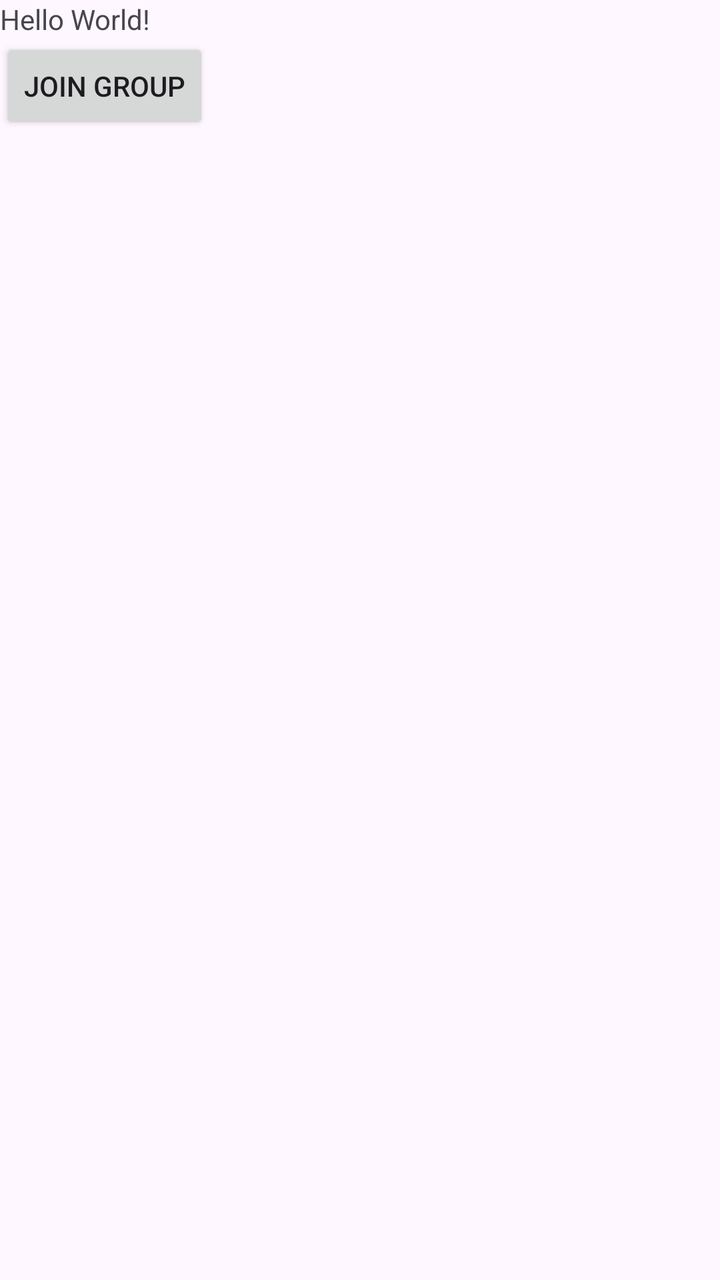
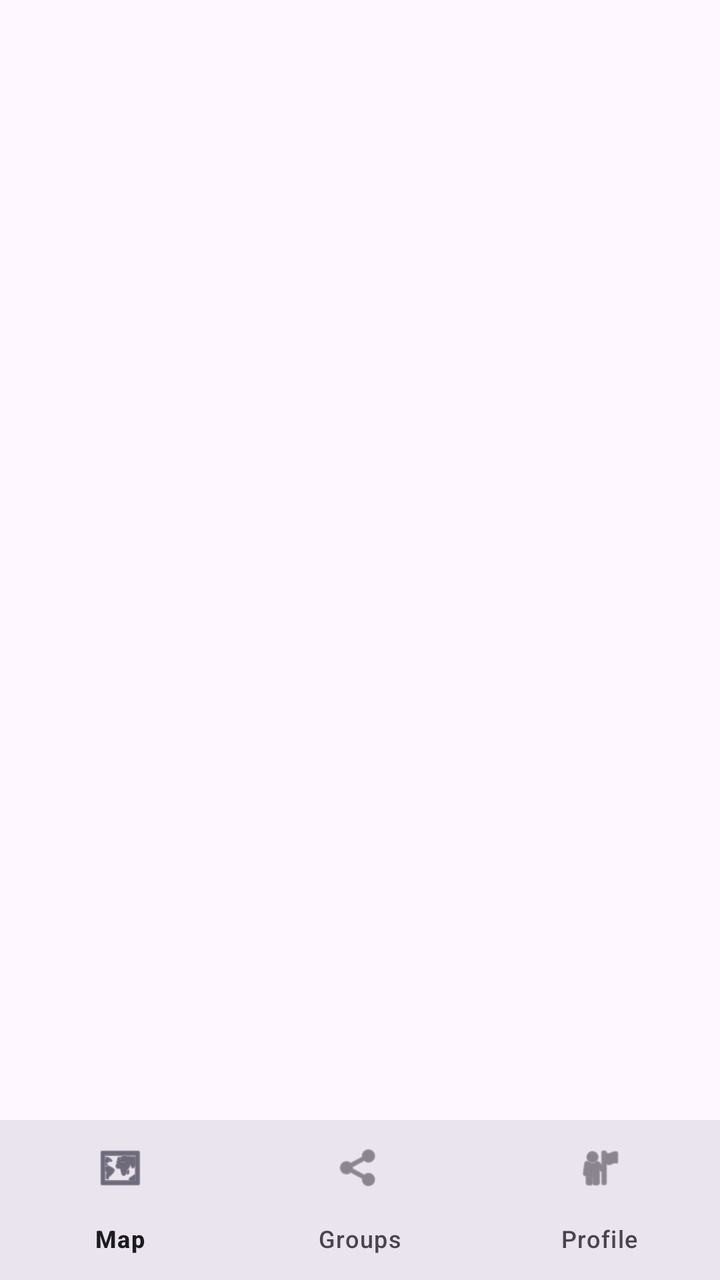

The first picture is an Android layout as it rendered before a commit; the second is the same layout after the commit. The layout source and the unified diff follow.
<!-- AndroidManifest.xml: application theme Theme.WazeProjectDan -->
<!-- res/layout/activity_main.xml -->
<?xml version="1.0" encoding="utf-8"?>
<LinearLayout xmlns:android="http://schemas.android.com/apk/res/android"
    xmlns:app="http://schemas.android.com/apk/res-auto"
    xmlns:tools="http://schemas.android.com/tools"
    android:id="@+id/main"
    android:layout_width="match_parent"
    android:layout_height="match_parent"
    android:orientation="vertical"
    tools:context=".MainActivity">

    <TextView
        android:layout_width="wrap_content"
        android:layout_height="wrap_content"
        android:text="Hello World!" />

    <Button
        android:id="@+id/joinBtn"
        android:layout_width="wrap_content"
        android:layout_height="wrap_content"
        android:text="Join Group" />

</LinearLayout>
<!-- resources referenced by this layout -->
<resources>
  <style name="Theme.WazeProjectDan" parent="Base.Theme.WazeProjectDan" />
  <style name="Base.Theme.WazeProjectDan" parent="Theme.Material3.DayNight.NoActionBar">
          
          <item name="colorPrimary">@color/dark_blue</item>
          <item name="colorPrimaryVariant">@color/blue</item>
          <item name="android:statusBarColor">@color/white</item>
          <item name="android:windowLightStatusBar">true</item>
      </style>
  <color name="dark_blue">#0D173D</color>
  <color name="blue">#162767</color>
  <color name="white">#FFFFFF</color>
</resources>

<!-- the commit's change to res/layout/activity_main.xml (unified diff, before → after) -->
@@ -1,22 +1,27 @@
 <?xml version="1.0" encoding="utf-8"?>
-<LinearLayout xmlns:android="http://schemas.android.com/apk/res/android"
+<androidx.constraintlayout.widget.ConstraintLayout xmlns:android="http://schemas.android.com/apk/res/android"
     xmlns:app="http://schemas.android.com/apk/res-auto"
     xmlns:tools="http://schemas.android.com/tools"
     android:id="@+id/main"
     android:layout_width="match_parent"
     android:layout_height="match_parent"
-    android:orientation="vertical"
     tools:context=".MainActivity">
 
-    <TextView
-        android:layout_width="wrap_content"
+    <FrameLayout
+        android:id="@+id/fragment_container"
+        android:layout_width="0dp"
+        android:layout_height="0dp"
+        app:layout_constraintBottom_toTopOf="@+id/bottom_navigation"
+        app:layout_constraintEnd_toEndOf="parent"
+        app:layout_constraintStart_toStartOf="parent"
+        app:layout_constraintTop_toTopOf="parent" />
+
+    <com.google.android.material.bottomnavigation.BottomNavigationView
+        android:id="@+id/bottom_navigation"
+        android:layout_width="match_parent"
         android:layout_height="wrap_content"
-        android:text="Hello World!" />
+        android:background="?android:attr/windowBackground"
+        app:layout_constraintBottom_toBottomOf="parent"
+        app:menu="@menu/bottom_nav_menu" />
 
-    <Button
-        android:id="@+id/joinBtn"
-        android:layout_width="wrap_content"
-        android:layout_height="wrap_content"
-        android:text="Join Group" />
-
-</LinearLayout>
+</androidx.constraintlayout.widget.ConstraintLayout>
